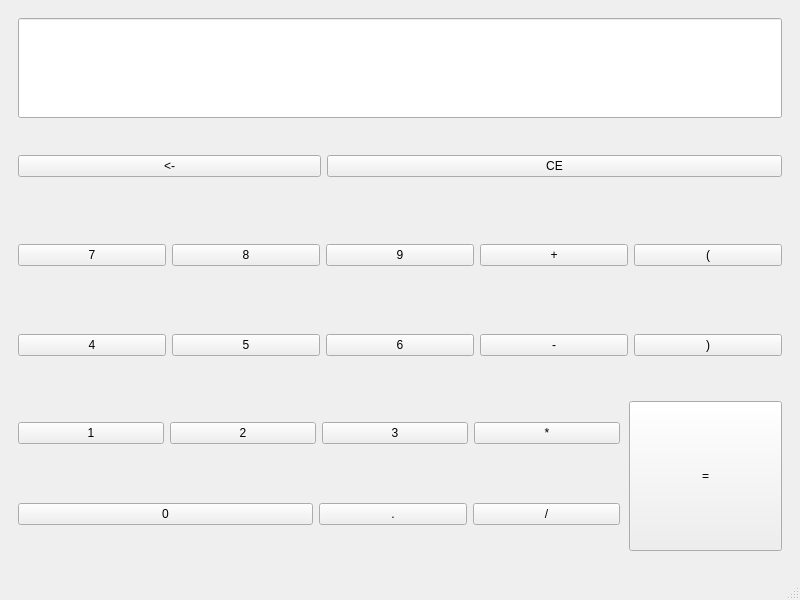
Old version of the form calculator/calculatorwindow.ui in the repository WA-automat/calculator.
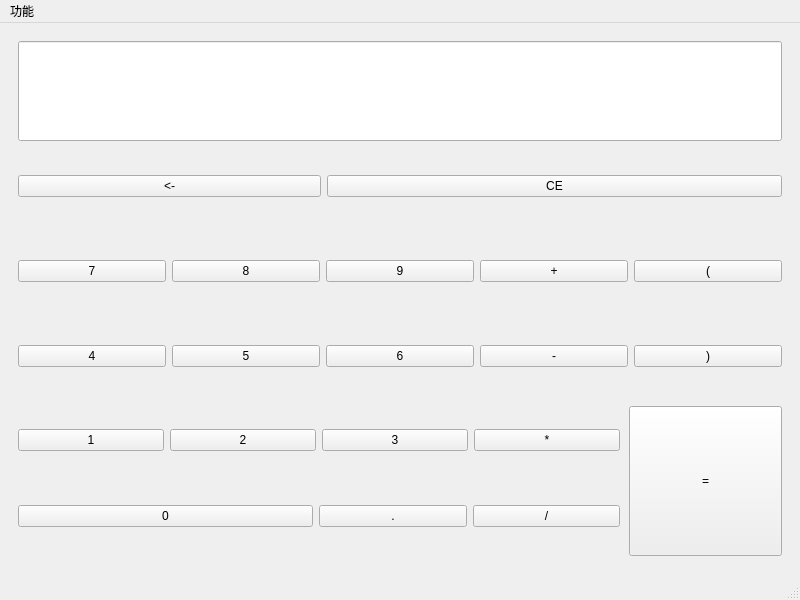
New version of the form.

What changed in the file:
```diff
--- a/calculator/calculatorwindow.ui
+++ b/calculator/calculatorwindow.ui
@@ -356,6 +356,15 @@
      <height>21</height>
     </rect>
    </property>
+   <widget class="QMenu" name="menu">
+    <property name="title">
+     <string>功能</string>
+    </property>
+    <addaction name="actionCE"/>
+    <addaction name="separator"/>
+    <addaction name="actionclose"/>
+   </widget>
+   <addaction name="menu"/>
   </widget>
   <widget class="QStatusBar" name="statusbar"/>
  </widget>
```
Left out of the diff: 22 changed lines with no effect on the pictures.
